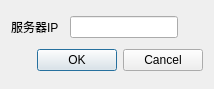
First picture: the form in Network/connectserver.ui, repository GodofTheFallen/ChessOnline, before the edit.
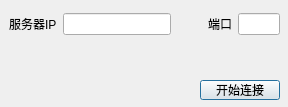
Second picture: the form after the edit.

Diff of the .ui file:
```diff
--- a/Network/connectserver.ui
+++ b/Network/connectserver.ui
@@ -9,15 +9,48 @@
    <rect>
     <x>0</x>
     <y>0</y>
-    <width>214</width>
-    <height>89</height>
+    <width>288</width>
+    <height>107</height>
    </rect>
   </property>
   <property name="windowTitle">
    <string>Dialog</string>
   </property>
-  <layout class="QVBoxLayout" name="verticalLayout">
-   <item>
+  <widget class="QLabel" name="label_msg">
+   <property name="geometry">
+    <rect>
+     <x>9</x>
+     <y>50</y>
+     <width>271</width>
+     <height>21</height>
+    </rect>
+   </property>
+   <property name="text">
+    <string/>
+   </property>
+  </widget>
+  <widget class="QPushButton" name="pushButton">
+   <property name="geometry">
+    <rect>
+     <x>200</x>
+     <y>80</y>
+     <width>80</width>
+     <height>20</height>
+    </rect>
+   </property>
+   <property name="text">
+    <string>开始连接</string>
+   </property>
+  </widget>
+  <widget class="QWidget" name="layoutWidget">
+   <property name="geometry">
+    <rect>
+     <x>9</x>
+     <y>9</y>
+     <width>271</width>
+     <height>30</height>
+    </rect>
+   </property>
     <layout class="QHBoxLayout" name="horizontalLayout">
      <item>
       <widget class="QLabel" name="label">
@@ -26,22 +59,6 @@
        </property>
       </widget>
      </item>
-     <item>
-      <spacer name="horizontalSpacer_2">
-       <property name="orientation">
-        <enum>Qt::Horizontal</enum>
-       </property>
-       <property name="sizeType">
-        <enum>QSizePolicy::Preferred</enum>
-       </property>
-       <property name="sizeHint" stdset="0">
-        <size>
-         <width>20</width>
-         <height>20</height>
-        </size>
-       </property>
-      </spacer>
-     </item>
      <item>
       <widget class="QLineEdit" name="lineEdit_serverIP">
        <property name="sizePolicy">
@@ -68,19 +85,34 @@
        </property>
       </spacer>
      </item>
-    </layout>
+    <item>
+     <widget class="QLabel" name="label_2">
+      <property name="text">
+       <string>端口</string>
+      </property>
+     </widget>
    </item>
    <item>
-    <widget class="QDialogButtonBox" name="buttonBox">
-     <property name="orientation">
-      <enum>Qt::Horizontal</enum>
-     </property>
-     <property name="standardButtons">
-      <set>QDialogButtonBox::Cancel|QDialogButtonBox::Ok</set>
-     </property>
+     <widget class="QLineEdit" name="lineEdit_port">
+      <property name="sizePolicy">
+       <sizepolicy hsizetype="Expanding" vsizetype="Fixed">
+        <horstretch>0</horstretch>
+        <verstretch>0</verstretch>
+       </sizepolicy>
+      </property>
+      <property name="maximumSize">
+       <size>
+        <width>50</width>
+        <height>16777215</height>
+       </size>
+      </property>
+      <property name="text">
+       <string/>
+      </property>
     </widget>
    </item>
   </layout>
+  </widget>
  </widget>
  <resources/>
  <connections>
```
Left out of the diff: 37 changed lines with no effect on the pictures. Lines whose indentation alone changed are shown as unchanged.
